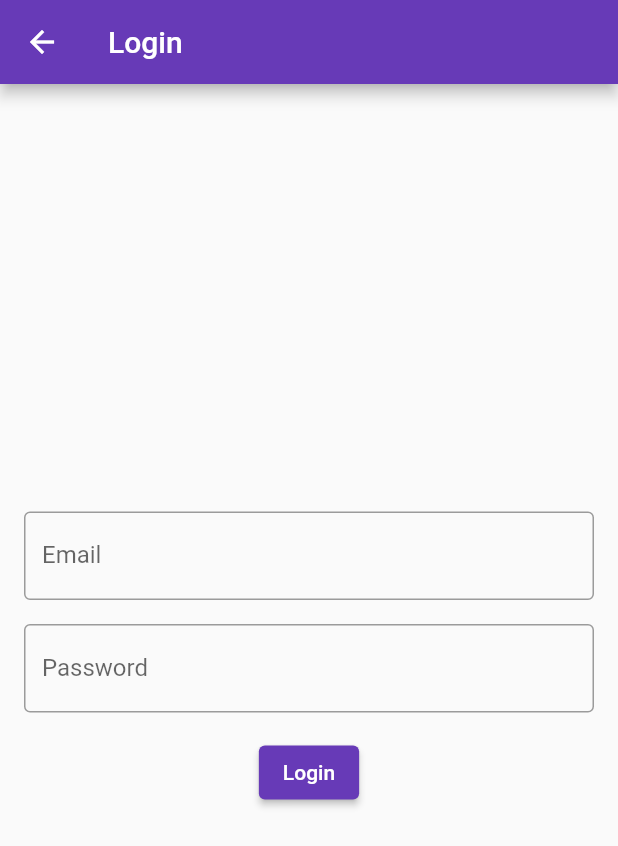
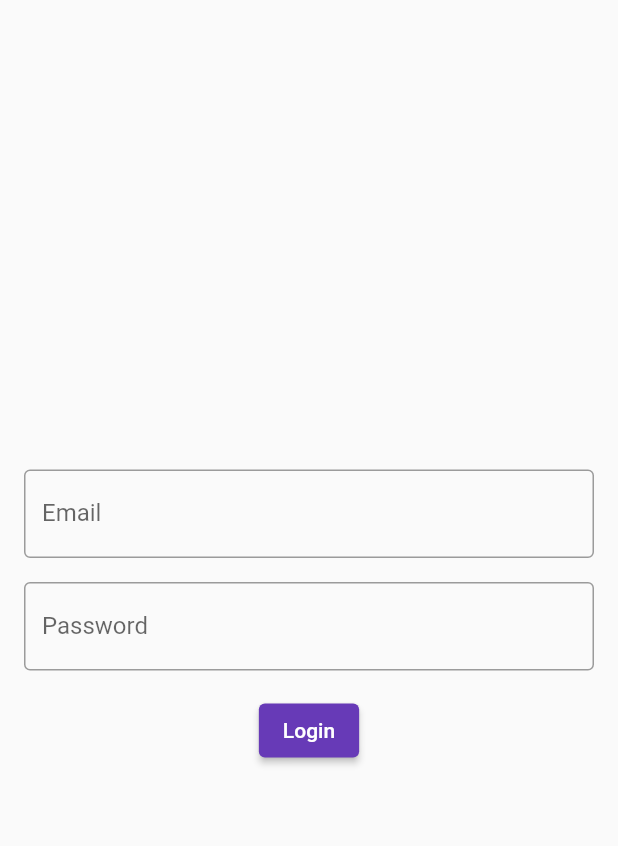
Before and after one commit to ShlokBharadwaj/no-notes, a Flutter app: the LoginView widget shown alone on an empty page, opened directly, on a phone screen of 412 x 824 dp. Shown: the top 846 px of the screen. Run offline on Flutter 3.47's test engine with Material 2 defaults, Android fonts, the phone set to English and light mode, and no system bars; our stand-ins replace firebase_auth, firebase_core; accounts and stored records are empty; generated files the repository leaves out were written again.

Commit message:
Remove: Firebase code as it refresh email server info for login

```diff
--- a/lib/views/login_view.dart
+++ b/lib/views/login_view.dart
@@ -1,8 +1,5 @@
 import 'package:firebase_auth/firebase_auth.dart';
-import 'package:firebase_core/firebase_core.dart';
 import 'package:flutter/material.dart';
-
-import '../firebase_options.dart';
 
 class LoginView extends StatefulWidget {
   const LoginView({super.key});
@@ -31,22 +28,6 @@ class _LoginViewState extends State<LoginView> {
 
   @override
   Widget build(BuildContext context) {
-    return Scaffold(
-      appBar: AppBar(title: const Text("Login")),
-      body: FutureBuilder(
-        future: Firebase.initializeApp(
-            options: DefaultFirebaseOptions.currentPlatform),
-        builder: (context, snapshot) {
-          switch (snapshot.connectionState) {
-            case ConnectionState.waiting:
-              return const Center(child: CircularProgressIndicator());
-            case ConnectionState.done:
-              {
-                if (snapshot.hasError) {
-                  return Center(
-                    child: Text('Error: ${snapshot.error}'),
-                  );
-                } else {
     return Padding(
       padding: const EdgeInsets.all(16.0),
       child: Column(
@@ -79,8 +60,7 @@ class _LoginViewState extends State<LoginView> {
               try {
                 final email = _email.text;
                 final password = _password.text;
-                              await FirebaseAuth.instance
-                                  .signInWithEmailAndPassword(
+                await FirebaseAuth.instance.signInWithEmailAndPassword(
                     email: email, password: password);
                 ScaffoldMessenger.of(context).showSnackBar(
                   const SnackBar(
@@ -102,11 +82,3 @@ class _LoginViewState extends State<LoginView> {
     );
   }
 }
-            default:
-              return const SizedBox.shrink();
-          }
-        },
-      ),
-    );
-  }
-}
```
Lines whose indentation alone changed are shown as unchanged.
